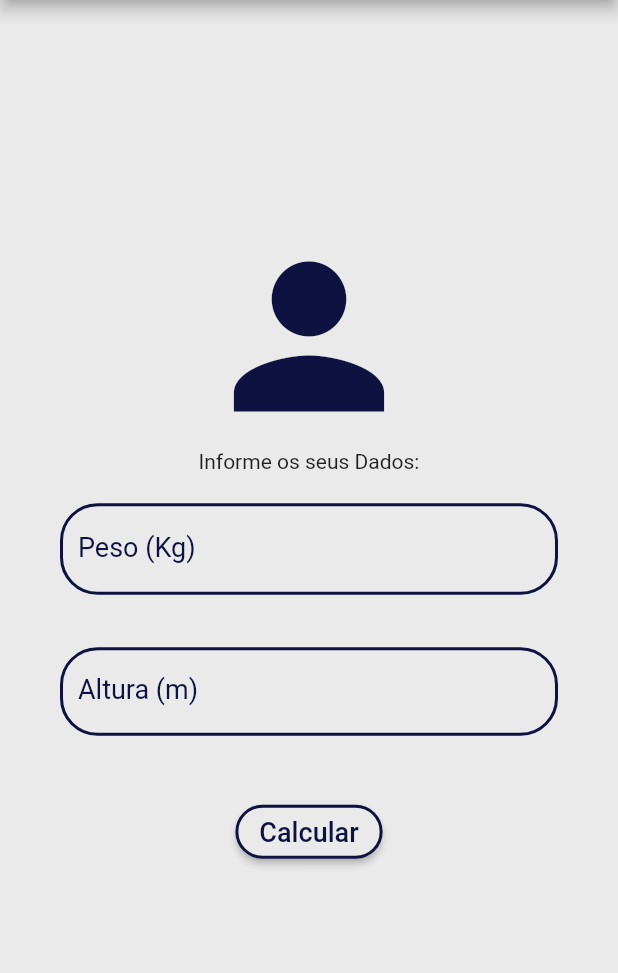
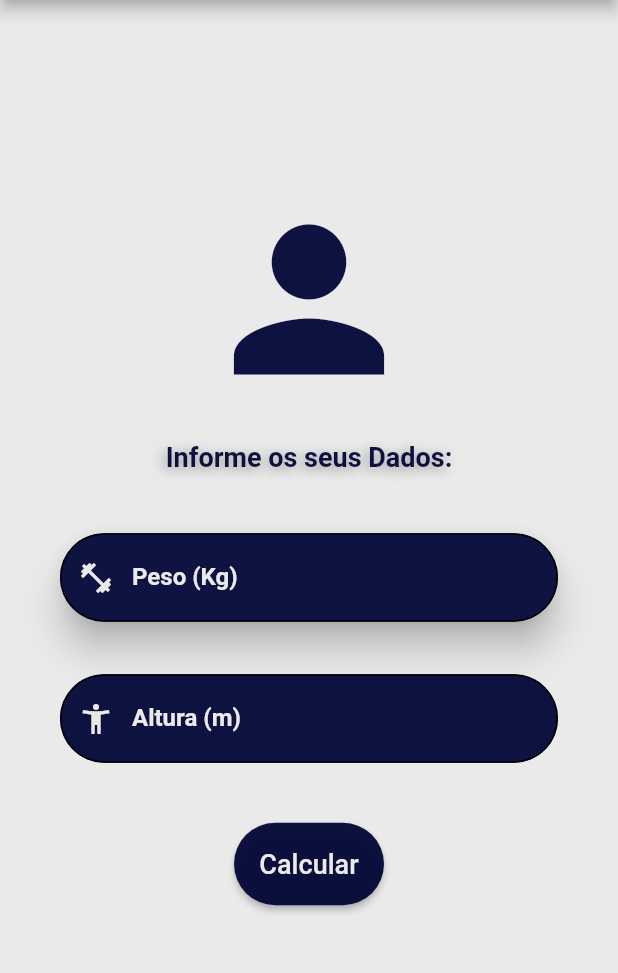
Before and after one commit to faelcardoso/projeto-calculadora-imc-cursoFlutter, a Flutter app: the screen it shows after launch, on a phone screen of 412 x 824 dp, the part 84-1057 px from its top. Run offline on Flutter 3.47's test engine with Material 2 defaults, Android fonts, the phone set to English and light mode, and no system bars.

Commit message:
Estilização dos campos de texto e do texto de inserção de dados.

```diff
--- a/lib/main.dart
+++ b/lib/main.dart
@@ -1,3 +1,4 @@
+import 'package:flutter/services.dart';
 import 'package:flutter/material.dart';
 
 void main() {
@@ -25,7 +26,7 @@ class _HomeState extends State<Home> {
             actions: <Widget>[ IconButton(
                   icon: Icon(Icons.refresh),
                   onPressed: () {
-                    debugPrint("Funcionou!");
+                    debugPrint("Reset");
                   }),
             ]),
         backgroundColor: Color(0xFFEAEAEA),
@@ -33,46 +34,73 @@ class _HomeState extends State<Home> {
           mainAxisAlignment: MainAxisAlignment.center,
             children: <Widget>[
               Center(
+                child: Container(
+                  decoration: BoxDecoration(
+                    //boxShadow: BoxShadow[]
+                  ),
                   child: Icon(Icons.person,
                     size: 150.0,
-                    color: Color(0xFF0000535),),),
+                    color: Color(0xFF0000535),),
+                ),),
               Center(
-                child: Text("Informe os seus Dados:"),
+                child: Padding(
+                  padding: EdgeInsets.only(
+                    top: 20.0,
+                  ),
+                  child: Text("Informe os seus Dados:",
+                style: TextStyle(
+                  shadows: <Shadow>[
+                    Shadow(
+                      offset: Offset(-2.0, 2),
+                      blurRadius: 10,
+                      color: Colors.black38,
+                    )
+                  ],
+                  color: Color(0xFF0000535),
+                  fontSize: 18,
+                  fontWeight: FontWeight.bold,
+                ),),),
               ),
               Center( // First Text Field
                 child: Padding(
                   padding: EdgeInsets.only(
                     left: 40.0,
                     right: 40.0,
-                    top: 20.0,
+                    top: 40.0,
                     bottom: 35.0,),
+                  child: Material(
+                    borderRadius: BorderRadius.circular(50),
+                    elevation: 10,
                     child: TextFormField(
-                          textAlign: TextAlign.center,
+                          inputFormatters: [LengthLimitingTextInputFormatter(5),],
                           keyboardType: TextInputType.numberWithOptions(
-                            signed: true),
+                            signed: true,
+                            decimal: true,),
                           decoration: InputDecoration(
+                            filled: true,
+                            fillColor: Color(0xFF0000535),
+                            prefixIcon: Icon(Icons.fitness_center, color: Color(0xFFEAEAEA)),
+                            floatingLabelBehavior: FloatingLabelBehavior.never,
                             labelStyle: TextStyle(
-                                color: Color(0xFF0000535),
-                                fontSize: 18),
+                                color: Color(0xFFEAEAEA),
+                                fontSize: 16,
+                                fontWeight: FontWeight.bold,
+                                ),
                             labelText: "Peso (Kg)",
-                            hintText: "Digite o seu peso em quilogramas",
+                            hintText: "Digite o seu peso",
                             hintStyle: TextStyle(
-                                color: Color(0xFF0000535),
-                                fontSize: 18),
+                                color: Color(0xFFEAEAEA),
+                                fontSize: 16,
+                                fontWeight: FontWeight.bold,),
                             enabledBorder: OutlineInputBorder(
-                                borderRadius: BorderRadius.circular(25.0),
-                                borderSide: BorderSide(color: Color(0xFF0000535),
-                                width: 2.0,)
+                                borderRadius: BorderRadius.circular(50.0),
                               ),
                             focusedBorder: OutlineInputBorder(
-                                borderSide: BorderSide(
-                                    color: Color(0xFF0000535),
-                                    width: 4.0,
-                                  ),
-                                borderRadius: BorderRadius.circular(25.0),),),
+                                borderRadius: BorderRadius.circular(50.0),),),
                         style: TextStyle(
-                            color: Color(0xFF0000535),),
-                  ),
+                            color: Color(0xFFEAEAEA),
+                            fontWeight: FontWeight.bold,),
+                  ),),
                 ),
               ),
               Center( // Second Text Field
@@ -81,46 +109,54 @@ class _HomeState extends State<Home> {
                     left: 40.0,
                     right: 40.0,),
                   child: TextFormField(
-                        textAlign: TextAlign.center,
-                        keyboardType: TextInputType.numberWithOptions(signed: true),
+                          inputFormatters: [LengthLimitingTextInputFormatter(5),],
+                          keyboardType: TextInputType.numberWithOptions(
+                            signed: true,
+                            decimal: true,),
                           decoration: InputDecoration(
+                            filled: true,
+                            fillColor: Color(0xFF0000535),
+                            prefixIcon: Icon(Icons.accessibility_new, color: Color(0xFFEAEAEA)),
+                            floatingLabelBehavior: FloatingLabelBehavior.never,
+                            labelStyle: TextStyle(
+                                color: Color(0xFFEAEAEA),
+                                fontSize: 16,
+                                fontWeight: FontWeight.bold,
+                                ),
                             labelText: "Altura (m)",
-                              labelStyle: TextStyle(
-                                color: Color(0xFF0000535),
-                                fontSize: 18,),
-                            hintText: "Digite a sua altura em metros",
+                            hintText: "Digite a sua altura",
                             hintStyle: TextStyle(
-                                color: Color(0xFF0000535)),
+                                color: Color(0xFFEAEAEA),
+                                fontSize: 16,
+                                fontWeight: FontWeight.bold,),
                             enabledBorder: OutlineInputBorder(
-                                borderRadius: BorderRadius.circular(25.0),
-                                borderSide: BorderSide(color: Color(0xFF0000535), width: 2.0,)),
+                                borderRadius: BorderRadius.circular(50.0),
+                              ),
                             focusedBorder: OutlineInputBorder(
-                                borderSide: BorderSide(
-                                    color: Color(0xFF0000535),),
-                                borderRadius: BorderRadius.circular(25.0),),
-                            focusColor: Color(0xFFFFD290)),
+                                borderRadius: BorderRadius.circular(50.0),),),
                         style: TextStyle(
-                            color: Colors.black,)
-                            ,)
-                         ,)
-                      ,),
+                            color: Color(0xFFEAEAEA),
+                            fontWeight: FontWeight.bold,),
+                  ),
+                ),
+              ),
                    Center( // Calculate Button
                      child: Column(
                        children: <Widget> [
                          Padding(
                            padding: EdgeInsets.all(40.0),
                            child: ElevatedButton(
-                          child: Text("Calcular", style: TextStyle(color: Color(0xFF0000535), fontSize: 18,),),
+                          child: Text("Calcular",
+                            style: TextStyle(
+                              color: Color(0xFFEAEAEA),
+                              fontSize: 18,),),
                           onPressed: () { // Calc Function
-                             debugPrint("Opa!");
-                           },
+                             debugPrint("Calculou!");},
                            style: ButtonStyle(
-                            backgroundColor: MaterialStateProperty.all(Color(0xFFEAEAEA)),
-                            side: MaterialStateProperty.all(BorderSide(
-                              color: Color(0xFF0000535),
-                              width: 2.0,)),
+                            fixedSize: MaterialStateProperty.all(Size(100.0, 55.0)),
+                            backgroundColor: MaterialStateProperty.all(Color(0xFF0000535)),
                             shape: MaterialStateProperty.all(RoundedRectangleBorder(
-                              borderRadius: BorderRadius.circular(25.0),
+                              borderRadius: BorderRadius.circular(40.0),
                             )),
                            ),
                            ),),
--- a/pubspec.yaml
+++ b/pubspec.yaml
@@ -23,7 +23,7 @@ environment:
 dependencies:
   flutter:
     sdk: flutter
-
+  intl: ^0.17.0
 
   # The following adds the Cupertino Icons font to your application.
   # Use with the CupertinoIcons class for iOS style icons.
```
Also changed, not shown: pubspec.lock. Lines whose indentation alone changed are shown as unchanged.
